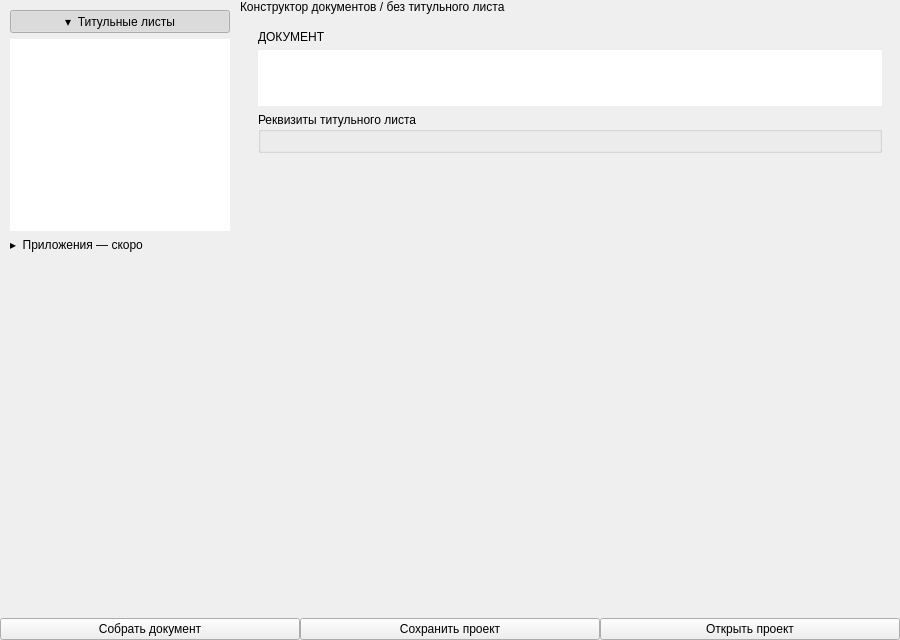
First picture: the form in src/ui/designer/constructor_window.ui, repository bordaregos/Voskresensk_ballons, before the edit.
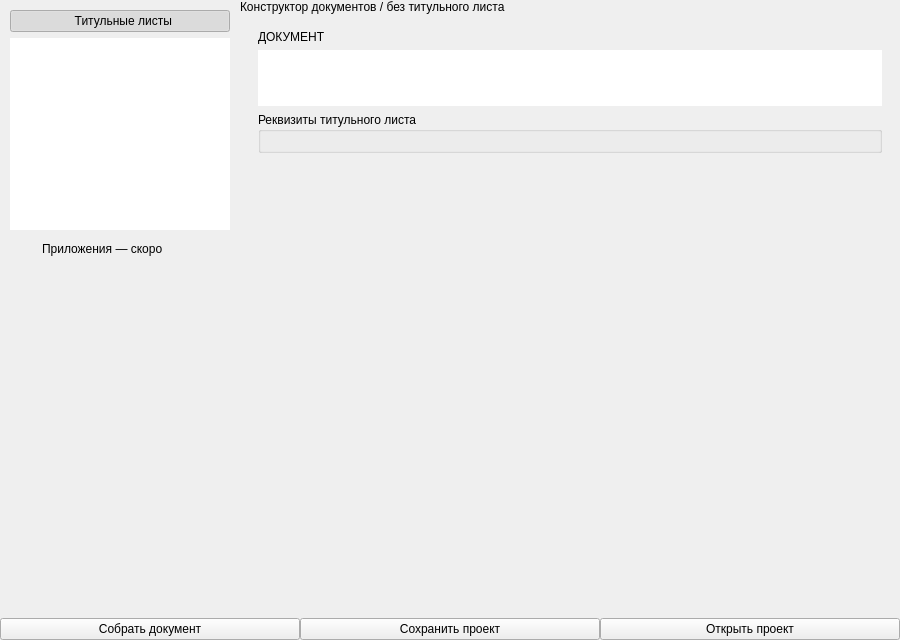
Second picture: the form after the edit.

Commit message: feat: настоящие SVG-иконки в конструкторе документов — как в мокапе

The edit to the form file:
```diff
--- a/src/ui/designer/constructor_window.ui
+++ b/src/ui/designer/constructor_window.ui
@@ -40,7 +40,7 @@
           <property name="bottomMargin"><number>10</number></property>
           <item>
            <widget class="QPushButton" name="titleGroupToggle">
-            <property name="text"><string>▾  Титульные листы</string></property>
+            <property name="text"><string>  Титульные листы</string></property>
             <property name="checkable"><bool>true</bool></property>
             <property name="checked"><bool>true</bool></property>
             <property name="flat"><bool>true</bool></property>
@@ -64,9 +64,32 @@
            </widget>
           </item>
           <item>
-           <widget class="QLabel" name="appendicesSoonLabel">
-            <property name="text"><string>▸  Приложения — скоро</string></property>
+           <widget class="QWidget" name="appendicesSoonRow">
             <property name="toolTip"><string>Появится в Phase 2</string></property>
+            <layout class="QHBoxLayout" name="appendicesSoonRowLayout">
+             <property name="spacing"><number>6</number></property>
+             <property name="leftMargin"><number>6</number></property>
+             <property name="topMargin"><number>6</number></property>
+             <property name="rightMargin"><number>6</number></property>
+             <property name="bottomMargin"><number>6</number></property>
+             <item>
+              <widget class="QLabel" name="appendicesSoonChevron"/>
+             </item>
+             <item>
+              <widget class="QLabel" name="appendicesSoonFiles"/>
+             </item>
+             <item>
+              <widget class="QLabel" name="appendicesSoonLabel">
+               <property name="text"><string>Приложения — скоро</string></property>
+              </widget>
+             </item>
+             <item>
+              <spacer name="appendicesSoonSpacer">
+               <property name="orientation"><enum>Qt::Orientation::Horizontal</enum></property>
+               <property name="sizeHint" stdset="0"><size><width>1</width><height>1</height></size></property>
+              </spacer>
+             </item>
+            </layout>
            </widget>
           </item>
           <item>
```
The commit also changes 2 other files.
